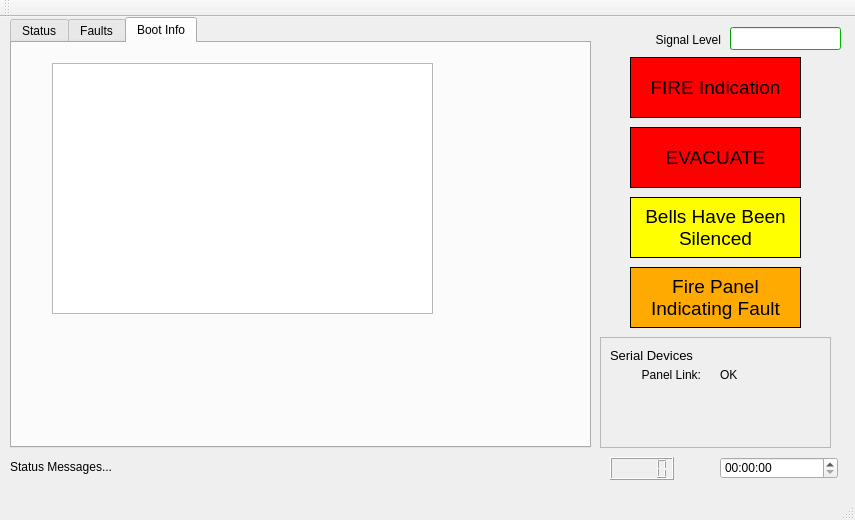
Before: the Qt Designer form MainWindow.ui in philmacu/Azure, drawn with Qt 5.
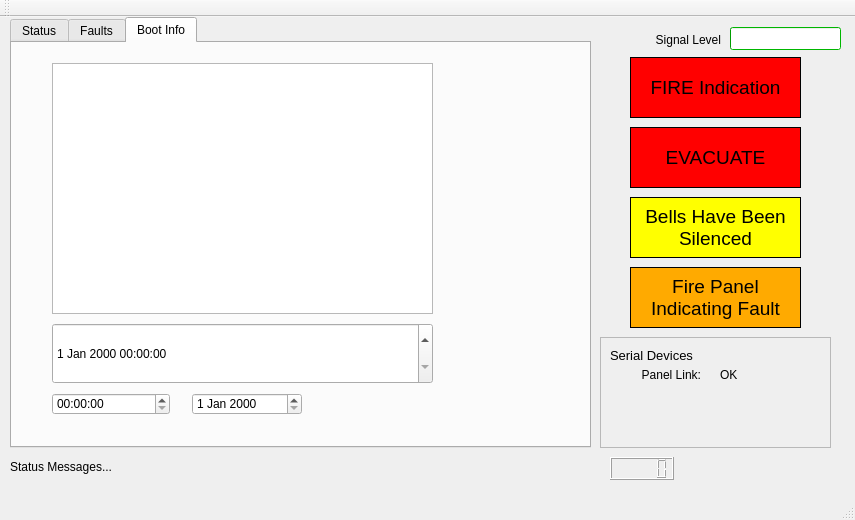
After: the same form once the commit is applied. The open tabs and pages were chosen to show the change.

What changed in the file:
```diff
--- a/MainWindow.ui
+++ b/MainWindow.ui
@@ -770,6 +770,39 @@
        </rect>
       </property>
      </widget>
+     <widget class="QDateTimeEdit" name="dateTimeEdit">
+      <property name="geometry">
+       <rect>
+        <x>40</x>
+        <y>280</y>
+        <width>381</width>
+        <height>61</height>
+       </rect>
+      </property>
+     </widget>
+     <widget class="QTimeEdit" name="timeEdit">
+      <property name="geometry">
+       <rect>
+        <x>40</x>
+        <y>350</y>
+        <width>118</width>
+        <height>22</height>
+       </rect>
+      </property>
+      <property name="currentSection">
+       <enum>QDateTimeEdit::HourSection</enum>
+      </property>
+     </widget>
+     <widget class="QDateEdit" name="dateEdit">
+      <property name="geometry">
+       <rect>
+        <x>180</x>
+        <y>350</y>
+        <width>110</width>
+        <height>22</height>
+       </rect>
+      </property>
+     </widget>
     </widget>
    </widget>
    <widget class="QLabel" name="label_4">
@@ -2631,19 +2664,6 @@
      </property>
     </widget>
    </widget>
-   <widget class="QTimeEdit" name="timeEdit">
-    <property name="geometry">
-     <rect>
-      <x>720</x>
-      <y>440</y>
-      <width>118</width>
-      <height>22</height>
-     </rect>
-    </property>
-    <property name="currentSection">
-     <enum>QDateTimeEdit::HourSection</enum>
-    </property>
-   </widget>
    <widget class="QLCDNumber" name="lcdNumber">
     <property name="geometry">
      <rect>
```
Left out of the diff: 2 changed lines with no effect on the pictures.
